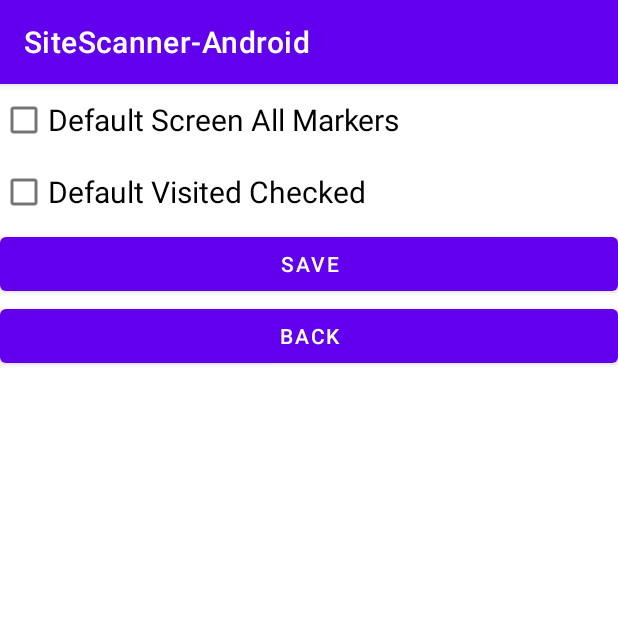
After one commit to SV-2SIO-DANI-ANTONIO/SiteScanner-Android, an Android app: the Preferences screen opened directly, with no data from a screen before it, on a phone screen of 412 x 824 dp, the top half of it. The commit adds this screen. Run offline under Robolectric (Android 15) with nearby library versions, the light colour scheme and no system bars; our stand-ins replace Room's generated code; 2 statements that could not run were skipped.

Commit message:
Preferencias añadidas - Menu de preferencias en cada Activity principañ

```diff
--- /dev/null
+++ b/app/src/main/java/com/svalero/sitescanner_android/Preferences.java
@@ -0,0 +1,70 @@
+package com.svalero.sitescanner_android;
+
+import static com.svalero.sitescanner_android.db.Constants.DATABASE_NAME;
+
+import androidx.appcompat.app.AppCompatActivity;
+import androidx.room.Room;
+
+import android.content.Intent;
+import android.database.sqlite.SQLiteConstraintException;
+import android.os.Bundle;
+import android.util.Log;
+import android.view.View;
+import android.widget.CheckBox;
+import android.widget.Toast;
+
+import com.google.android.material.snackbar.BaseTransientBottomBar;
+import com.google.android.material.snackbar.Snackbar;
+import com.svalero.sitescanner_android.db.AppDatabase;
+import com.svalero.sitescanner_android.domain.Preference;
+
+public class Preferences extends AppCompatActivity {
+
+    private CheckBox checkBoxMarkers;
+    private CheckBox checkBoxVisited;
+    private Preference preference;
+
+    @Override
+    protected void onCreate(Bundle savedInstanceState) {
+        super.onCreate(savedInstanceState);
+        setContentView(R.layout.activity_preferences);
+
+
+        final AppDatabase db = Room.databaseBuilder(this, AppDatabase.class, DATABASE_NAME).allowMainThreadQueries().build();
+
+        try{
+            preference = db.preferenceDAO().getPreference();
+            Log.i("Prefences - onCreate" , "Preferencias cargadas!");
+        } catch (SQLiteConstraintException sce) {
+            Log.i("Prefences - onCreate" , "No hay preferencias");
+            return;
+        }
+
+        db.close();
+
+        checkBoxVisited = findViewById(R.id.defaultVisitedChecked);
+        checkBoxMarkers = findViewById(R.id.defaultAllMarkers);
+
+        checkBoxMarkers.setChecked(preference.isDefaultAllMarkers());
+        checkBoxVisited.setChecked(preference.isDefaultVisitedSelected());
+    }
+
+    public void save(View view){
+        final AppDatabase db = Room.databaseBuilder(this, AppDatabase.class, DATABASE_NAME).allowMainThreadQueries().build();
+        Preference preferenceNew = new Preference();
+        preferenceNew.setId(preference.getId());
+        preferenceNew.setDefaultAllMarkers(checkBoxMarkers.isChecked());
+        preferenceNew.setDefaultVisitedSelected(checkBoxVisited.isChecked());
+        try {
+            db.preferenceDAO().update(preferenceNew);
+            Toast.makeText(this, R.string.preferceSaved, Toast.LENGTH_LONG).show();
+        } catch (SQLiteConstraintException sce) {
+            Log.i("Prefences - save" , "Algo ha ocurrido malo");
+        }
+    }
+
+    public void back(View view){
+        Intent intent = new Intent(this, MainActivity.class);
+        startActivity(intent);
+    }
+}
--- a/app/src/main/java/com/svalero/sitescanner_android/db/AppDatabase.java
+++ b/app/src/main/java/com/svalero/sitescanner_android/db/AppDatabase.java
@@ -4,11 +4,13 @@ import androidx.room.Database;
 import androidx.room.RoomDatabase;
 
 import com.svalero.sitescanner_android.domain.Place;
+import com.svalero.sitescanner_android.domain.Preference;
 
-@Database(entities = {Place.class}, version = 1)
+@Database(entities = {Place.class, Preference.class}, version = 1)
 
 public abstract class AppDatabase extends RoomDatabase {
 
     public abstract PlaceDao placeDao();
+    public abstract PreferenceDAO preferenceDAO();
 
 }
--- /dev/null
+++ b/app/src/main/java/com/svalero/sitescanner_android/db/PreferenceDAO.java
@@ -0,0 +1,20 @@
+package com.svalero.sitescanner_android.db;
+
+import androidx.room.Dao;
+import androidx.room.Insert;
+import androidx.room.Query;
+import androidx.room.Update;
+
+import com.svalero.sitescanner_android.domain.Preference;
+
+@Dao
+public interface PreferenceDAO {
+    @Query("SELECT * FROM preference WHERE id=0")
+    Preference getPreference();
+
+    @Insert
+    void insert(Preference preferences);
+
+    @Update
+    void update(Preference preferences);
+}
--- /dev/null
+++ b/app/src/main/res/layout/activity_preferences.xml
@@ -0,0 +1,44 @@
+<?xml version="1.0" encoding="utf-8"?>
+<androidx.constraintlayout.widget.ConstraintLayout xmlns:android="http://schemas.android.com/apk/res/android"
+    xmlns:app="http://schemas.android.com/apk/res-auto"
+    xmlns:tools="http://schemas.android.com/tools"
+    android:layout_width="match_parent"
+    android:layout_height="match_parent"
+    tools:context=".Preferences">
+
+    <LinearLayout
+        android:layout_width="match_parent"
+        android:layout_height="match_parent"
+        android:orientation="vertical">
+
+        <CheckBox
+            android:id="@+id/defaultAllMarkers"
+            android:layout_width="match_parent"
+            android:layout_height="wrap_content"
+            android:text="@string/preferences1"
+            android:textSize="20sp" />
+
+        <CheckBox
+            android:id="@+id/defaultVisitedChecked"
+            android:layout_width="match_parent"
+            android:layout_height="wrap_content"
+            android:text="@string/preferences2"
+            android:textSize="20sp" />
+
+        <Button
+            android:id="@+id/button2"
+            android:layout_width="match_parent"
+            android:layout_height="wrap_content"
+            android:onClick="save"
+            android:text="@string/preferceSave" />
+
+        <Button
+            android:id="@+id/button"
+            android:layout_width="match_parent"
+            android:layout_height="wrap_content"
+            android:onClick="back"
+            android:text="@string/addPlaceBack" />
+
+    </LinearLayout>
+
+</androidx.constraintlayout.widget.ConstraintLayout>
--- a/app/src/main/res/menu/action_bar.xml
+++ b/app/src/main/res/menu/action_bar.xml
@@ -8,4 +8,7 @@
     <item
         android:id="@+id/menuMainAddPlace"
         android:title="@string/actionBarAddPlace" />
+    <item
+        android:id="@+id/menuMainSettings"
+        android:title="@string/preferceSettings" />
 </menu>
--- a/app/src/main/res/values/strings.xml
+++ b/app/src/main/res/values/strings.xml
@@ -18,9 +18,13 @@
     <string name="mapSave">Save</string>
     <string name="mapDelete">Reset</string>
     <string name="mapMessage">Please, select a point in the map</string>
-    <string name="a"></string>
+    <string name="preferences1">Default Screen All Markers</string>
+    <string name="preferences2">Default Visited Checked</string>
+    <string name="preferceSave">Save</string>
+    <string name="preferceSaved">Settings saved!</string>
     <string name="actionBarAddPlace">Add Place</string>
     <string name="actionBarSeeMap">See all markers</string>
+    <string name="preferceSettings">Settings</string>
     <string name="confirmation">Yes</string>
     <string name="yes">YES</string>
     <string name="deleteMessage">Are you sure?</string>
```
Also changed, not shown: app/src/main/AndroidManifest.xml (+12 -4 lines), app/src/main/java/com/svalero/sitescanner_android/AddPlace.java (+31 -0 lines), app/src/main/java/com/svalero/sitescanner_android/MainActivity.java (+22 -0 lines), app/src/main/java/com/svalero/sitescanner_android/domain/Preference.java (added, +20 -0 lines).
